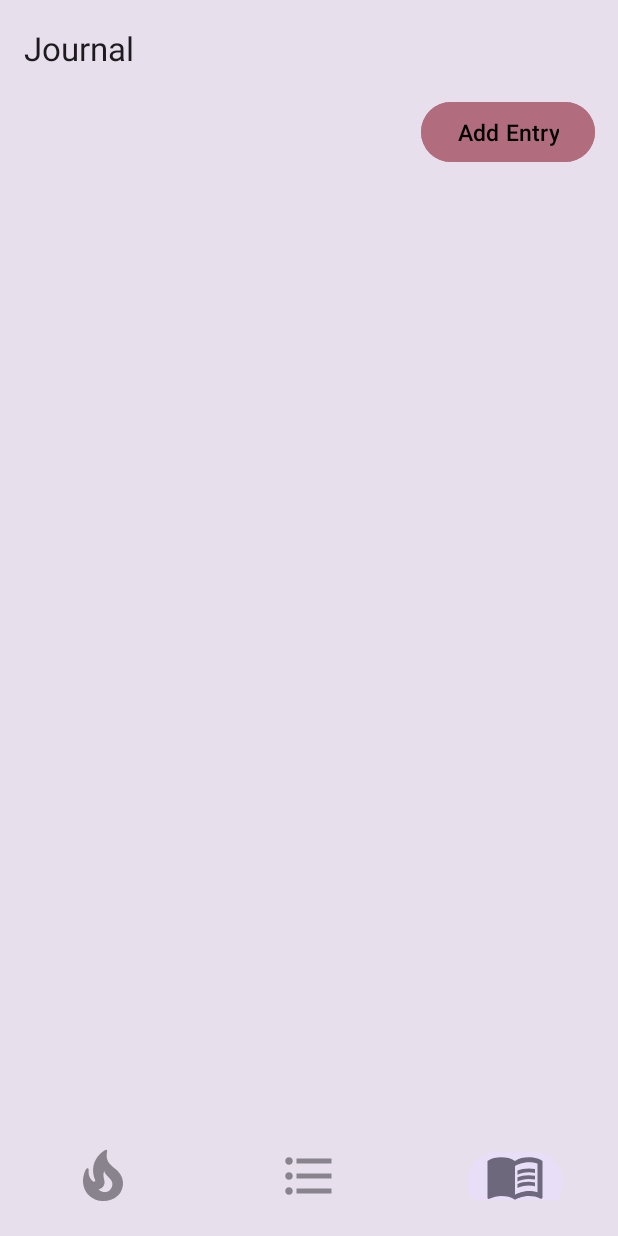
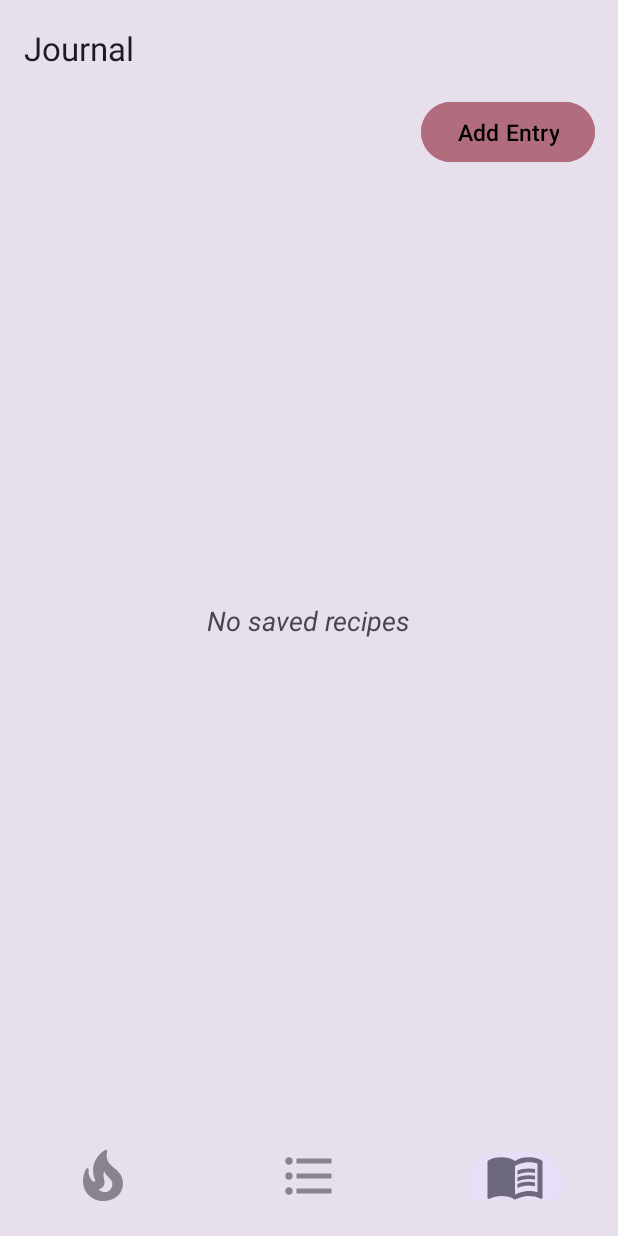
Before and after one commit to osu-cs492-599-w24/flavor-flick, an Android app: the ViewEntryFragment screen opened through its navigation route, on a phone screen of 412 x 824 dp. Run offline under Robolectric (Android 15) with nearby library versions, the phone set to English and light mode, and no system bars; our stand-ins replace Room's generated code, navigation-ui; pictures from the network do not load.

Commit message:
add no entries display

```diff
--- a/app/src/main/java/edu/oregonstate/cs492/finalProject/ui/ViewEntryFragment.kt
+++ b/app/src/main/java/edu/oregonstate/cs492/finalProject/ui/ViewEntryFragment.kt
@@ -5,6 +5,7 @@ import android.os.Bundle
 import android.util.Log
 import android.view.View
 import android.widget.Button
+import android.widget.TextView
 import androidx.fragment.app.Fragment
 import androidx.fragment.app.viewModels
 import androidx.lifecycle.viewModelScope
@@ -19,6 +20,8 @@ import kotlinx.coroutines.launch
 class ViewEntryFragment : Fragment(R.layout.fragment_journal) {
     private lateinit var addButton: Button
     private lateinit var journalAdapter: JournalAdapter
+    private lateinit var noEntriesTextView: TextView
+
     private val viewModel: JournalViewModel by viewModels()
 
     private lateinit var journalEntriesRV: RecyclerView
@@ -32,11 +35,21 @@ class ViewEntryFragment : Fragment(R.layout.fragment_journal) {
         journalEntriesRV.layoutManager = LinearLayoutManager(requireContext())
         journalEntriesRV.setHasFixedSize(true)
         journalEntriesRV.adapter = journalAdapter
+        noEntriesTextView = view.findViewById<TextView>(R.id.no_entries_text_view) ?: TextView(requireContext())
 
         viewModel.getAllEntries().observe(viewLifecycleOwner) { journalEntries: List<JournalEntry> ->
             // gets most recent entry first then displays it
             val reversedEntries = journalEntries.reversed()
             journalAdapter.updateEntries(reversedEntries)
+
+            journalAdapter.updateEntries(reversedEntries)
+
+            // Show "no journal entries" message if the list is empty
+            if (reversedEntries.isEmpty()) {
+                noEntriesTextView.visibility = View.VISIBLE
+            } else {
+                noEntriesTextView.visibility = View.GONE
+            }
         }
 
         // if clicked, brings you to separate page to add entry
--- a/app/src/main/res/layout/fragment_journal.xml
+++ b/app/src/main/res/layout/fragment_journal.xml
@@ -1,11 +1,7 @@
-<?xml version="1.0" encoding="utf-8"?>
-<LinearLayout xmlns:android="http://schemas.android.com/apk/res/android"
+<androidx.constraintlayout.widget.ConstraintLayout xmlns:android="http://schemas.android.com/apk/res/android"
     xmlns:app="http://schemas.android.com/apk/res-auto"
-    xmlns:tools="http://schemas.android.com/tools"
     android:layout_width="match_parent"
-    android:layout_height="match_parent"
-    android:orientation="vertical"
-    tools:context=".ui.JournalFragment">
+    android:layout_height="match_parent">
 
     <Button
         android:id="@+id/add_entry_button"
@@ -15,15 +11,41 @@
         android:layout_marginTop="0dp"
         android:layout_marginEnd="15dp"
         android:backgroundTint="@color/pretty_pink"
-        android:text="Add Entry"
+        android:text="@string/add_entry"
         android:textColor="#000000"
-        android:textSize="15sp" />
+        android:textSize="15sp"
+        app:layout_constraintEnd_toEndOf="parent"
+        app:layout_constraintTop_toTopOf="parent" />
 
     <androidx.recyclerview.widget.RecyclerView
         android:id="@+id/recycler_view"
         android:layout_width="match_parent"
+        android:layout_height="0dp"
+        android:padding="8dp"
+        app:layoutManager="androidx.recyclerview.widget.LinearLayoutManager"
+        app:layout_constraintBottom_toTopOf="@id/no_entries_text_view"
+        app:layout_constraintTop_toBottomOf="@id/add_entry_button"
+        app:layout_constraintStart_toStartOf="parent" />
+
+    <TextView
+        android:id="@+id/no_entries_text_view"
+        android:layout_width="wrap_content"
         android:layout_height="wrap_content"
-        android:padding="8dp"
-        app:layoutManager="androidx.recyclerview.widget.LinearLayoutManager" />
+        android:text="@string/no_saved_recipes"
+        android:textSize="18sp"
+        android:textStyle="italic"
+        android:visibility="gone"
+        app:layout_constraintBottom_toBottomOf="parent"
+        app:layout_constraintEnd_toEndOf="parent"
+        app:layout_constraintStart_toStartOf="@id/recycler_view"
+        app:layout_constraintTop_toBottomOf="@id/blankTextView"
+        android:layout_marginTop="8dp"
+        android:layout_marginBottom="8dp" />
 
-</LinearLayout>
+    <TextView
+        android:id="@+id/blankTextView"
+        android:layout_width="wrap_content"
+        android:layout_height="wrap_content"
+        android:visibility="invisible" />
+
+</androidx.constraintlayout.widget.ConstraintLayout>
--- a/app/src/main/res/values/strings.xml
+++ b/app/src/main/res/values/strings.xml
@@ -29,6 +29,8 @@
 
     <string name="no_saved_recipes">No saved recipes</string>
     <string name="no_journal_entries">No journal entries</string>
+    <string name="add_entry">Add Entry</string>
+
 
 
 
```
